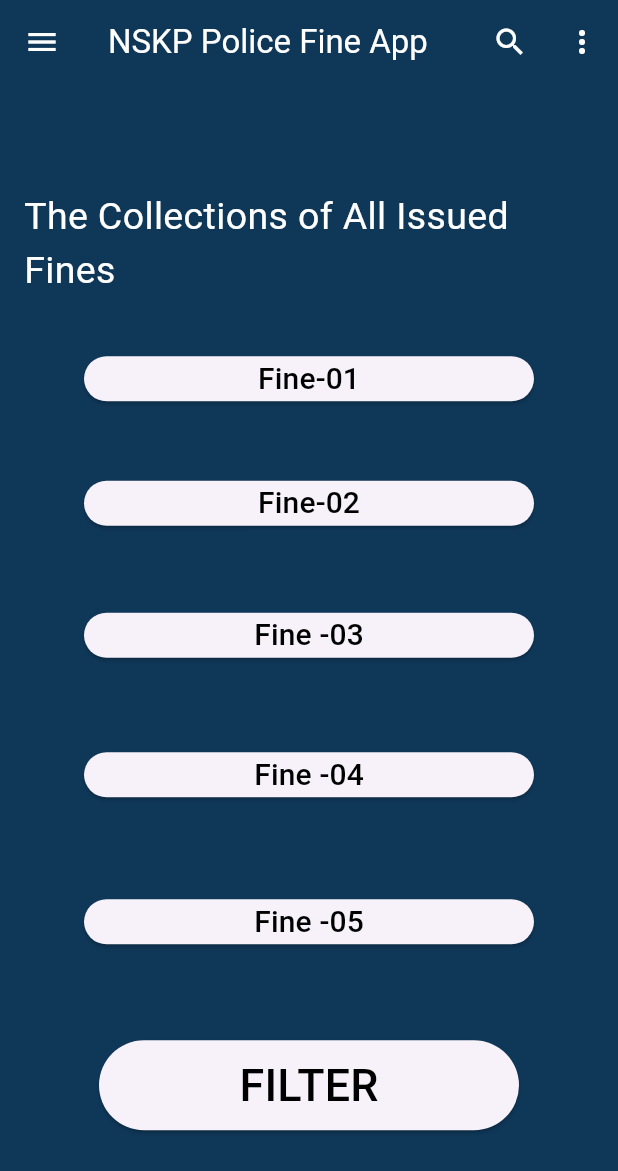
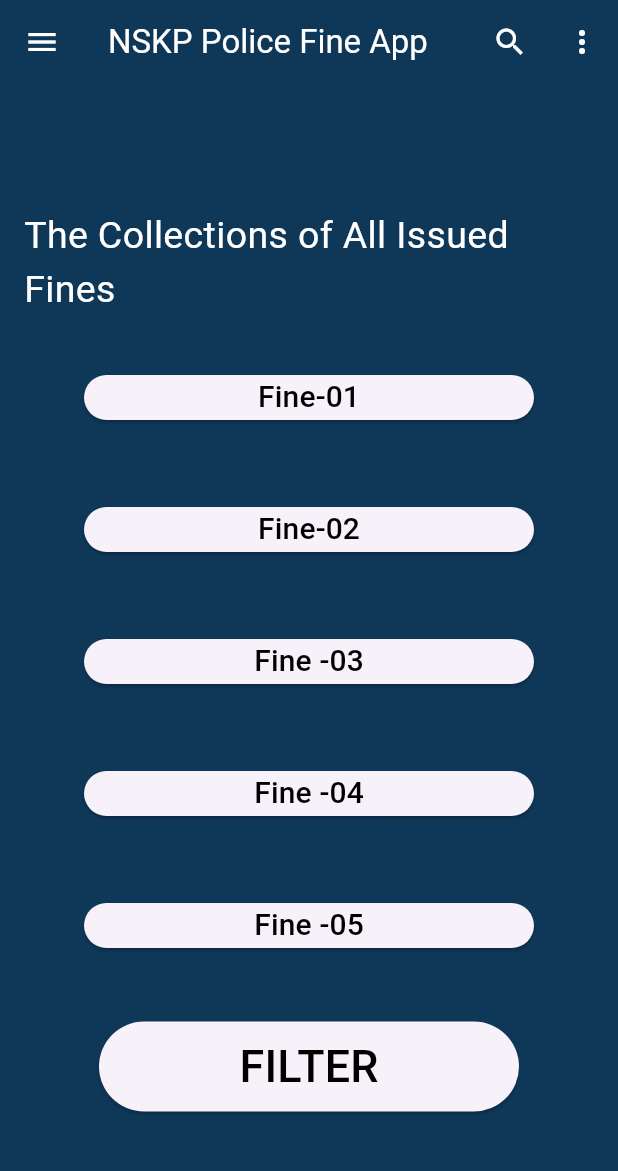
Before and after one commit to KeshanKulasekara/flutter_application_3, a Flutter app: the screen it shows after launch, on a phone screen of 412 x 824 dp. Shown: the top 1171 px of the screen. Run offline on Flutter 3.47's test engine with Material 3 defaults, Android fonts, the phone set to English and light mode, and no system bars.

Commit message:
edit all buttons

```diff
--- a/lib/main.dart
+++ b/lib/main.dart
@@ -15,7 +15,7 @@ class MyApp extends StatelessWidget {
   }
 }
 class fineapp extends StatelessWidget{
-  final double buttonsize = 20.0;  // give the size for buttons
+  final double buttonsize = 40.0;  // give the size for buttons
 
   @override
   Widget build(BuildContext context){
@@ -58,35 +58,35 @@ class fineapp extends StatelessWidget{
             style: ElevatedButton.styleFrom(minimumSize: Size(300, 30)),
             ),
            ),
-           SizedBox(height: 35,),
+           SizedBox(height: buttonsize,),
            Center(
             child: ElevatedButton(onPressed: () {},
             child: Text("Fine-02",style: TextStyle(fontSize: 20,color: Colors.black),),
             style: ElevatedButton.styleFrom(minimumSize: Size(300, 30)),
             ),
             ),
-           SizedBox(height: 40,),
+           SizedBox(height: buttonsize,),
            Center(
             child: ElevatedButton(onPressed: () {},
             child: Text("Fine -03",style: TextStyle(fontSize: 20,color: Colors.black),),
             style: ElevatedButton.styleFrom(minimumSize: Size(300, 30)),
             ),
             ),
-            SizedBox(height: 45,),
+            SizedBox(height: buttonsize,),
            Center(
             child: ElevatedButton(onPressed: () {},
             child: Text("Fine -04",style: TextStyle(fontSize: 20,color: Colors.black),),
             style: ElevatedButton.styleFrom(minimumSize: Size(300, 30)),
             ),
             ),
-            SizedBox(height: 50,),
+            SizedBox(height: buttonsize,),
            Center(
             child: ElevatedButton(onPressed: () {},
             child: Text("Fine -05",style: TextStyle(fontSize: 20,color: Colors.black),),
             style: ElevatedButton.styleFrom(minimumSize: Size(300, 30)),
             ),
             ),
-            SizedBox(height: 55,),
+            SizedBox(height: buttonsize,),
            Center(
             child: ElevatedButton(onPressed: () {},
             child: Text("FILTER",style: TextStyle(fontSize: 30,color: Colors.black),),
```
